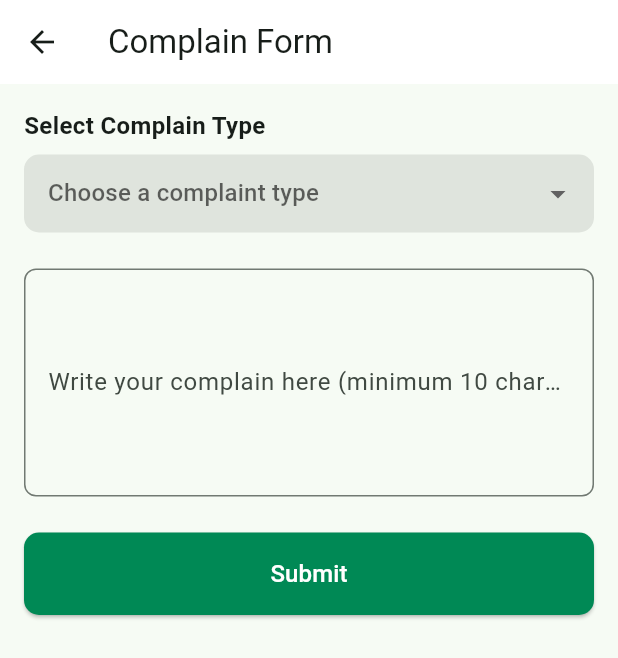
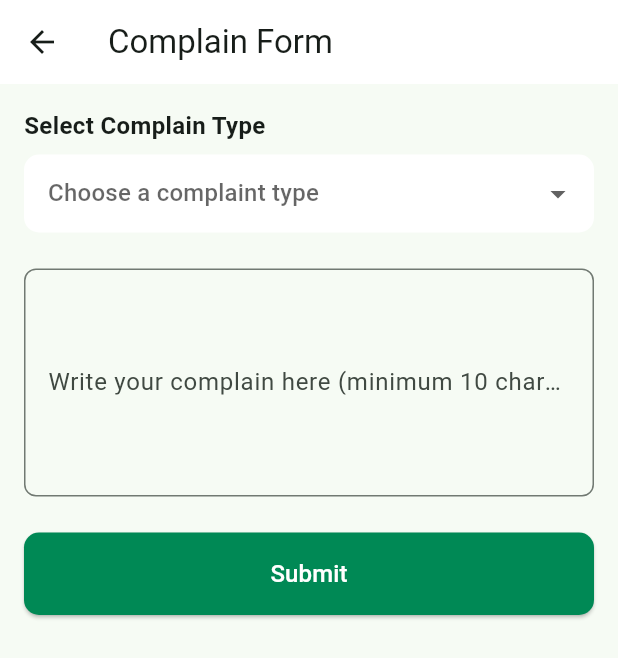
Before and after one commit to abenooo/ride_clone, a Flutter app: the ComplainScreen screen opened directly, on a phone screen of 412 x 824 dp. Shown: the top 658 px of the screen. Run offline on Flutter 3.47's test engine with Material 3 defaults, Android fonts, the light colour scheme and no system bars; our stand-ins replace curved_navigation_bar, flutter_map, geocoding, geolocator, latlong2, shared_preferences and 1 more; missing offline and left inert: flutter_map_cancellable_tile_provider; accounts and stored records are empty.

Commit message:
Finish Complain screen

```diff
--- a/lib/drawer/complain_screen.dart
+++ b/lib/drawer/complain_screen.dart
@@ -42,7 +42,7 @@ class _ComplainScreenState extends State<ComplainScreen> {
             DropdownButtonFormField<String>(
               decoration: InputDecoration(
                 filled: true,
-                // fillColor: Colors.grey[200],
+                fillColor: Colors.white,
                 border: OutlineInputBorder(
                   borderRadius: BorderRadius.circular(10),
                   borderSide: BorderSide.none,
```
